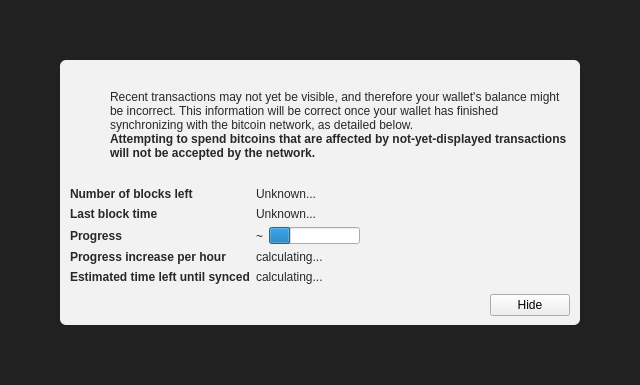
appop/bitcoin, file src/qt/forms/modaloverlay.ui: the form before one commit.
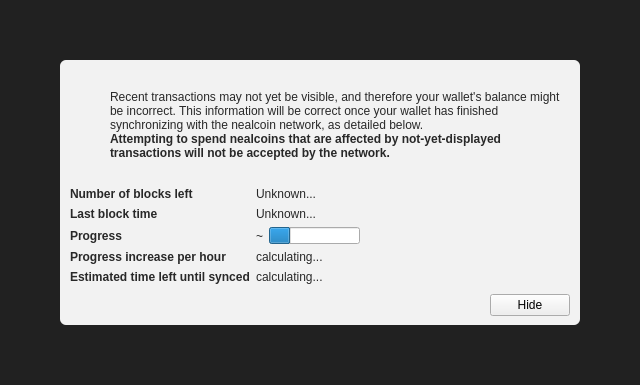
The form after the commit. Icons and pictures are not drawn. Custom widgets are drawn as their Qt base class.

The edit to the form file:
```diff
--- a/src/qt/forms/modaloverlay.ui
+++ b/src/qt/forms/modaloverlay.ui
@@ -130,7 +130,7 @@
              <item>
               <widget class="QLabel" name="infoText">
                <property name="text">
-                <string>Recent transactions may not yet be visible, and therefore your wallet's balance might be incorrect. This information will be correct once your wallet has finished synchronizing with the bitcoin network, as detailed below.</string>
+                <string>Recent transactions may not yet be visible, and therefore your wallet's balance might be incorrect. This information will be correct once your wallet has finished synchronizing with the nealcoin network, as detailed below.</string>
                </property>
                <property name="textFormat">
                 <enum>Qt::RichText</enum>
@@ -149,7 +149,7 @@
                 </font>
                </property>
                <property name="text">
-                <string>Attempting to spend bitcoins that are affected by not-yet-displayed transactions will not be accepted by the network.</string>
+                <string>Attempting to spend nealcoins that are affected by not-yet-displayed transactions will not be accepted by the network.</string>
                </property>
                <property name="textFormat">
                 <enum>Qt::RichText</enum>
```
